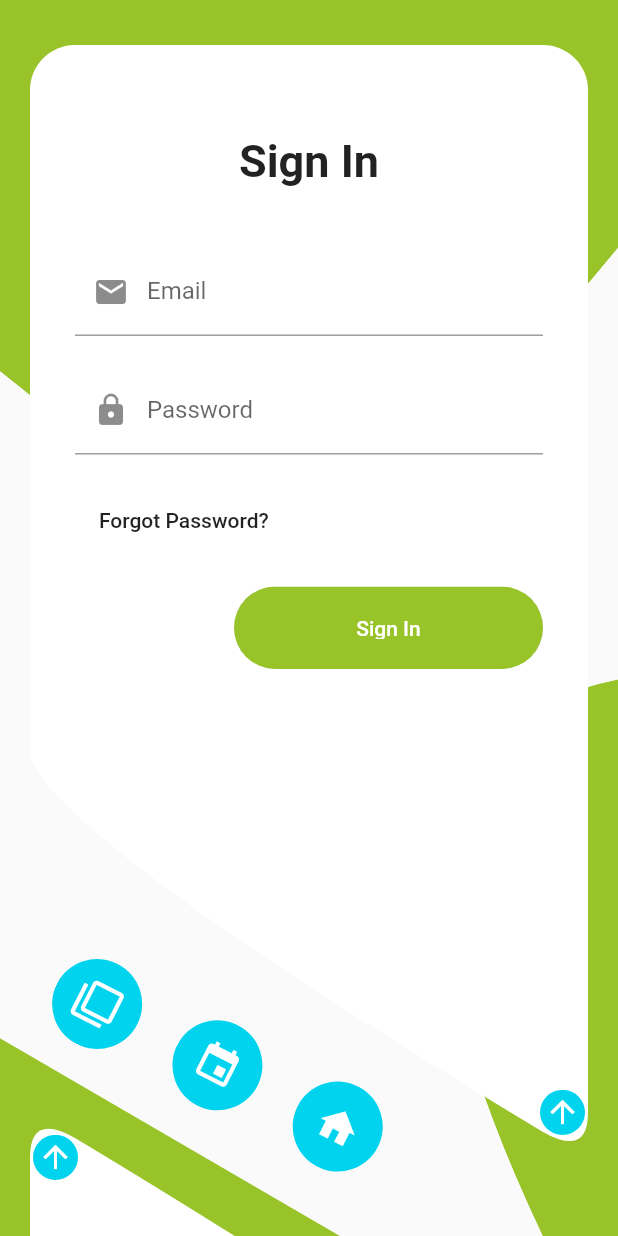
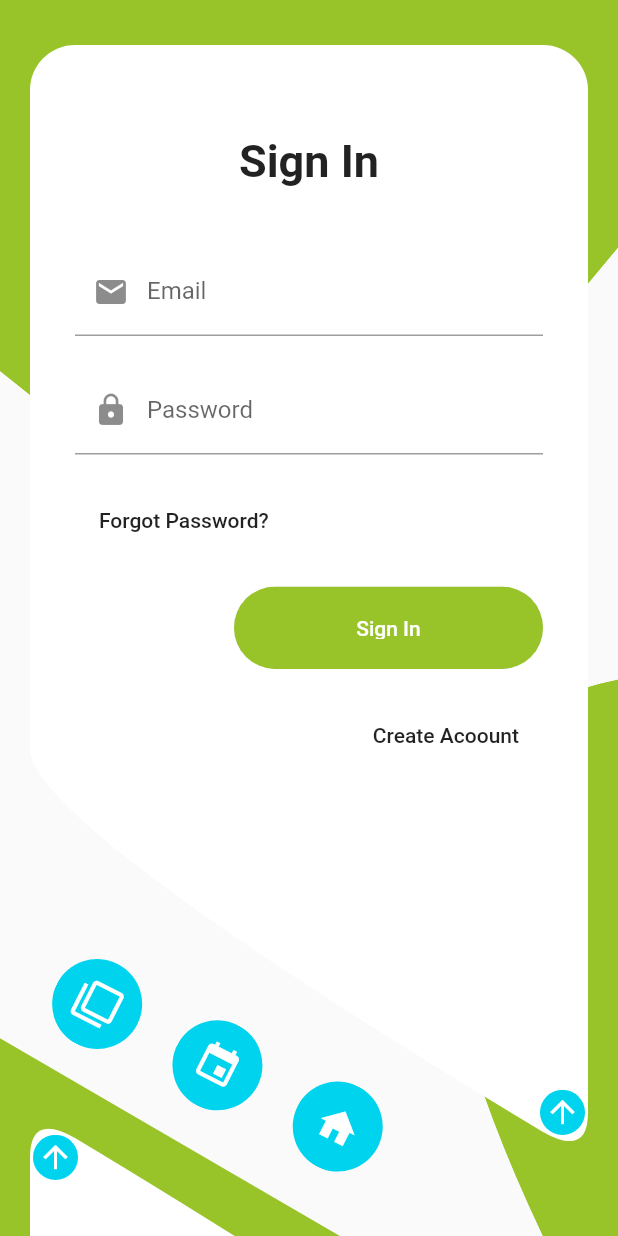
Before and after one commit to RandyKdev/UI, a Flutter app: the screen it shows after launch, on a phone screen of 412 x 824 dp. Run offline on Flutter 3.47's test engine with Material 2 defaults, Android fonts, the phone set to English and light mode, and no system bars.

```diff
--- a/lib/screens/login/signIn/signIn.dart
+++ b/lib/screens/login/signIn/signIn.dart
@@ -31,7 +31,7 @@ class SignIn extends StatelessWidget {
                 children: [
                   _header,
                   SizedBox(height: 40),
-                  SignInForm(),
+                  SignInForm(animate),
                 ],
               ),
             ),
--- a/lib/screens/login/signIn/signInForm.dart
+++ b/lib/screens/login/signIn/signInForm.dart
@@ -6,6 +6,9 @@ import 'package:ui/screens/login/utils/loginButton.dart';
 import '../../../colorConstants.dart';
 
 class SignInForm extends StatelessWidget {
+  SignInForm(this.animate);
+  final Function animate;
+
   @override
   Widget build(BuildContext context) {
     double width = MediaQuery.of(context).size.width;
@@ -24,6 +27,14 @@ class SignInForm extends StatelessWidget {
           ),
           SizedBox(height: 20),
           _signInButton(width),
+          SizedBox(height: 20),
+          Align(
+            alignment: Alignment.centerRight,
+                      child: FlatButton(
+              child: Text('Create Acoount'),
+              onPressed: animate,
+            ),
+          ),
         ],
       ),
     );
--- a/lib/screens/login/signUp/signUp.dart
+++ b/lib/screens/login/signUp/signUp.dart
@@ -33,7 +33,7 @@ class SignUp extends StatelessWidget {
                 children: [
                   _header,
                   SizedBox(height: 30),
-                  SignUpForm(),
+                  SignUpForm(animate),
                 ],
               ),
             ),
```
Also changed, not shown: lib/screens/login/signUp/signUpForm.dart (+11 -5 lines).
